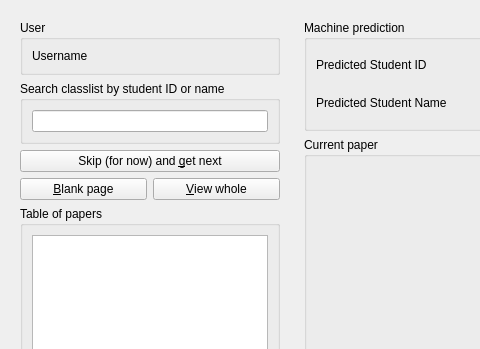
Before: the Qt Designer form qtCreatorFiles/ui_identify.ui in plomgrading/plom, drawn with Qt 5; both pictures show x 0 to 480 and y 0 to 349 of the 1000 by 600 pixel window.
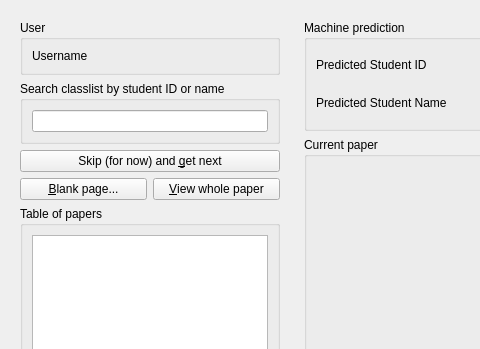
After: the same form once the commit is applied.

Commit message:
Rename blank page button and view whole paper
Fixes #1846.

Patch:
```diff
--- a/qtCreatorFiles/ui_identify.ui
+++ b/qtCreatorFiles/ui_identify.ui
@@ -222,14 +222,14 @@
         <item>
          <widget class="QPushButton" name="blankButton">
           <property name="text">
-           <string>&amp;Blank page</string>
+           <string>&amp;Blank page...</string>
           </property>
          </widget>
         </item>
         <item>
          <widget class="QPushButton" name="viewButton">
           <property name="text">
-           <string>&amp;View whole</string>
+           <string>&amp;View whole paper</string>
           </property>
          </widget>
         </item>
```
Left out of the diff: 3 changed lines with no effect on the pictures. The commit also changes 1 other file.
